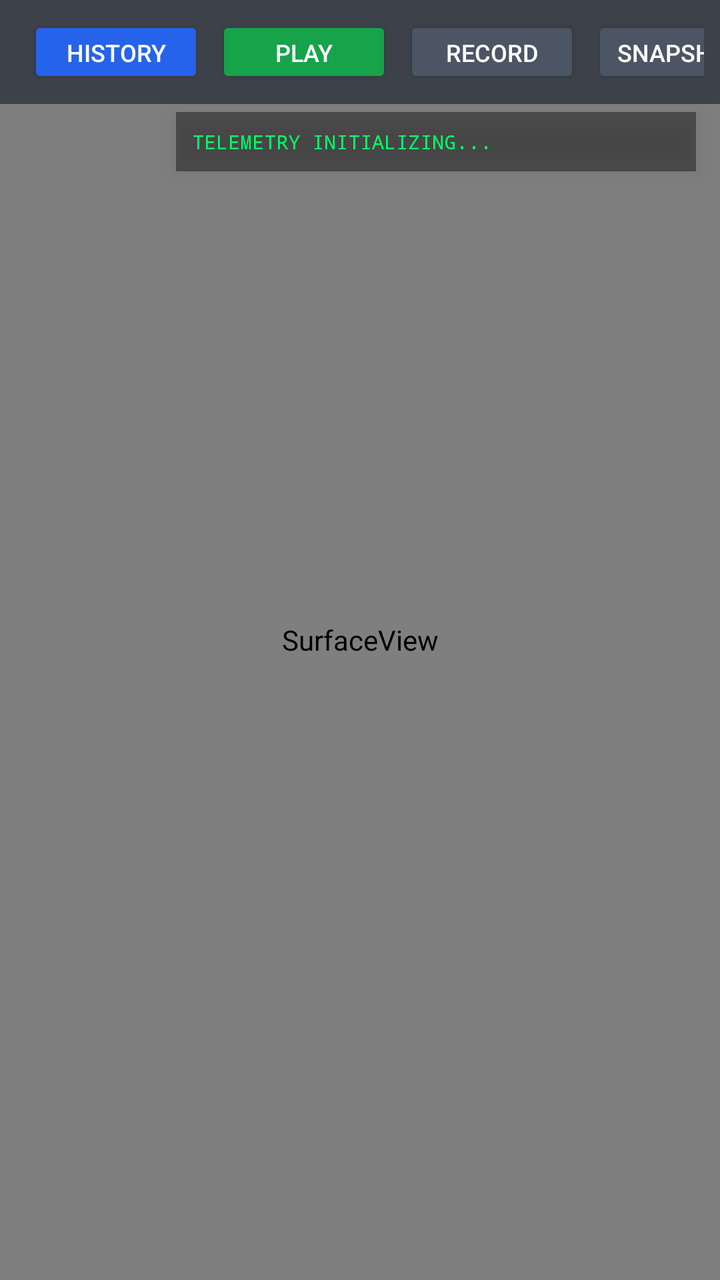
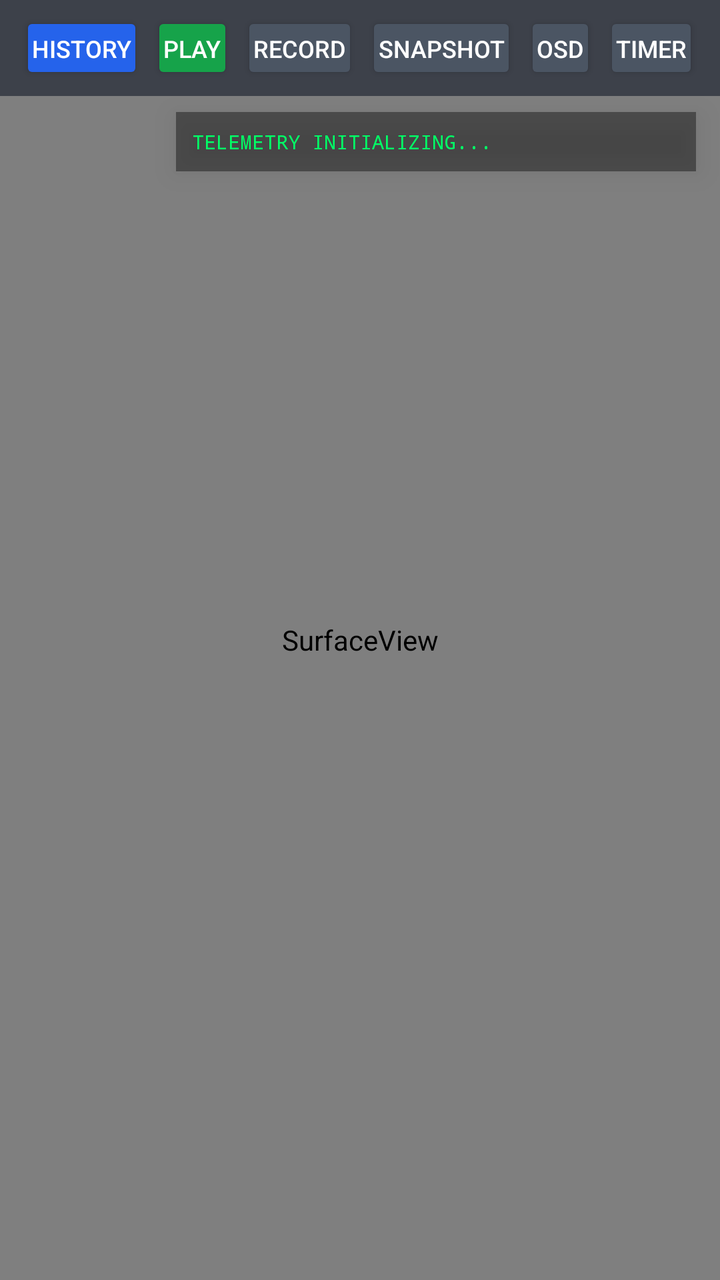

Two renders of the same Android screen: before a commit and after it. Below are the layout's source before the change and the commit's diff.
<!-- AndroidManifest.xml: application theme Theme.UltraLowLatencyPlayer -->
<!-- res/layout/activity_main.xml -->
<?xml version="1.0" encoding="utf-8"?>
<androidx.constraintlayout.widget.ConstraintLayout
    xmlns:android="http://schemas.android.com/apk/res/android"
    xmlns:app="http://schemas.android.com/apk/res-auto"
    android:id="@+id/rootLayout"
    android:layout_width="match_parent"
    android:layout_height="match_parent"
    android:background="@color/black"
    android:keepScreenOn="true">

    
    <SurfaceView
        android:id="@+id/videoSurface"
        android:layout_width="match_parent"
        android:layout_height="match_parent"
        app:layout_constraintTop_toTopOf="parent"
        app:layout_constraintBottom_toBottomOf="parent"
        app:layout_constraintStart_toStartOf="parent"
        app:layout_constraintEnd_toEndOf="parent" />

    
    <LinearLayout
        android:id="@+id/controlBar"
        android:layout_width="match_parent"
        android:layout_height="wrap_content"
        android:orientation="horizontal"
        android:background="@color/control_bar_bg"
        android:padding="8dp"
        android:gravity="center_vertical"
        app:layout_constraintTop_toTopOf="parent">

        <EditText
            android:id="@+id/etUrl"
            android:layout_width="0dp"
            android:layout_height="wrap_content"
            android:layout_weight="1"
            android:hint="@string/default_rtsp_url"
            android:textColorHint="#FFAAAAAA"
            android:textColor="@color/white"
            android:textSize="14sp"
            android:singleLine="true"
            android:imeOptions="actionDone"
            android:background="#33FFFFFF"
            android:padding="8dp"
            android:focusable="true" />

        <Button
            android:id="@+id/btnHistory"
            android:layout_width="wrap_content"
            android:layout_height="36dp"
            android:layout_marginStart="6dp"
            android:text="@string/history"
            android:textSize="12sp"
            android:textColor="@color/white"
            android:backgroundTint="@color/accent_blue"
            android:focusable="true" />

        <Button
            android:id="@+id/btnPlayStop"
            android:layout_width="wrap_content"
            android:layout_height="36dp"
            android:layout_marginStart="6dp"
            android:text="@string/connect"
            android:textSize="12sp"
            android:textColor="@color/white"
            android:backgroundTint="@color/accent_green"
            android:focusable="true" />

        <Button
            android:id="@+id/btnRecord"
            android:layout_width="wrap_content"
            android:layout_height="36dp"
            android:layout_marginStart="6dp"
            android:text="@string/record"
            android:textSize="12sp"
            android:textColor="@color/white"
            android:backgroundTint="#FF4B5563"
            android:focusable="true" />

        <Button
            android:id="@+id/btnSnapshot"
            android:layout_width="wrap_content"
            android:layout_height="36dp"
            android:layout_marginStart="6dp"
            android:text="@string/snapshot"
            android:textSize="12sp"
            android:textColor="@color/white"
            android:backgroundTint="#FF4B5563"
            android:focusable="true" />

        <Button
            android:id="@+id/btnSettings"
            android:layout_width="wrap_content"
            android:layout_height="36dp"
            android:layout_marginStart="6dp"
            android:text="@string/settings"
            android:textSize="12sp"
            android:textColor="@color/white"
            android:backgroundTint="#FF374151"
            android:focusable="true" />
    </LinearLayout>

    
    <TextView
        android:id="@+id/tvDisconnectionWarning"
        android:layout_width="wrap_content"
        android:layout_height="wrap_content"
        android:layout_marginTop="56dp"
        android:text="@string/disconnection_warning"
        android:textColor="@color/amber_text"
        android:textSize="14sp"
        android:textStyle="bold"
        android:background="@color/amber_warning"
        android:paddingStart="16dp"
        android:paddingEnd="16dp"
        android:paddingTop="6dp"
        android:paddingBottom="6dp"
        android:elevation="10dp"
        android:visibility="gone"
        app:layout_constraintTop_toTopOf="parent"
        app:layout_constraintStart_toStartOf="parent"
        app:layout_constraintEnd_toEndOf="parent" />

    
    <ScrollView
        android:id="@+id/osdContainer"
        android:layout_width="260dp"
        android:layout_height="wrap_content"
        android:layout_marginTop="56dp"
        android:layout_marginEnd="12dp"
        android:background="@color/osd_background"
        android:padding="8dp"
        android:elevation="8dp"
        app:layout_constraintTop_toTopOf="parent"
        app:layout_constraintEnd_toEndOf="parent">

        <TextView
            android:id="@+id/tvOsdContent"
            android:layout_width="match_parent"
            android:layout_height="wrap_content"
            android:fontFamily="monospace"
            android:textColor="@color/osd_text"
            android:textSize="10sp"
            android:lineSpacingExtra="2dp"
            android:text="TELEMETRY INITIALIZING..." />
    </ScrollView>

</androidx.constraintlayout.widget.ConstraintLayout>
<!-- resources referenced by this layout -->
<resources>
  <color name="accent_blue">#FF2563EB</color>
  <color name="accent_green">#FF16A34A</color>
  <color name="amber_text">#FFFFFBEB</color>
  <color name="amber_warning">#CCB45309</color>
  <color name="black">#FF000000</color>
  <color name="control_bar_bg">#99111827</color>
  <color name="osd_background">#66000000</color>
  <color name="osd_text">#FF00FF66</color>
  <color name="white">#FFFFFFFF</color>
  <string name="connect">Play</string>
  <string name="default_rtsp_url">rtsp://192.168.1.100:554/live</string>
  <string name="disconnection_warning">⚠️ Disconnection (Reconnecting...)</string>
  <string name="history">History</string>
  <string name="record">Record</string>
  <string name="settings">Settings</string>
  <string name="snapshot">Snapshot</string>
  <style name="Theme.UltraLowLatencyPlayer" parent="Theme.AppCompat.NoActionBar">
          <item name="android:windowFullscreen">true</item>
          <item name="android:windowContentOverlay">@null</item>
          <item name="android:windowBackground">@color/black</item>
          <item name="android:navigationBarColor">@color/black</item>
          <item name="android:statusBarColor">@color/black</item>
      </style>
</resources>

<!-- the commit's change to res/layout/activity_main.xml (unified diff, before → after) -->
@@ -25,7 +25,7 @@
         android:layout_height="wrap_content"
         android:orientation="horizontal"
         android:background="@color/control_bar_bg"
-        android:padding="8dp"
+        android:padding="6dp"
         android:gravity="center_vertical"
         app:layout_constraintTop_toTopOf="parent">
 
@@ -37,18 +37,21 @@
             android:hint="@string/default_rtsp_url"
             android:textColorHint="#FFAAAAAA"
             android:textColor="@color/white"
-            android:textSize="14sp"
+            android:textSize="13sp"
             android:singleLine="true"
             android:imeOptions="actionDone"
             android:background="#33FFFFFF"
-            android:padding="8dp"
+            android:padding="6dp"
             android:focusable="true" />
 
         <Button
             android:id="@+id/btnHistory"
             android:layout_width="wrap_content"
             android:layout_height="36dp"
-            android:layout_marginStart="6dp"
+            android:layout_marginStart="4dp"
+            android:paddingStart="6dp"
+            android:paddingEnd="6dp"
+            android:minWidth="0dp"
             android:text="@string/history"
             android:textSize="12sp"
             android:textColor="@color/white"
@@ -59,7 +62,10 @@
             android:id="@+id/btnPlayStop"
             android:layout_width="wrap_content"
             android:layout_height="36dp"
-            android:layout_marginStart="6dp"
+            android:layout_marginStart="4dp"
+            android:paddingStart="6dp"
+            android:paddingEnd="6dp"
+            android:minWidth="0dp"
             android:text="@string/connect"
             android:textSize="12sp"
             android:textColor="@color/white"
@@ -70,7 +76,10 @@
             android:id="@+id/btnRecord"
             android:layout_width="wrap_content"
             android:layout_height="36dp"
-            android:layout_marginStart="6dp"
+            android:layout_marginStart="4dp"
+            android:paddingStart="6dp"
+            android:paddingEnd="6dp"
+            android:minWidth="0dp"
             android:text="@string/record"
             android:textSize="12sp"
             android:textColor="@color/white"
@@ -81,7 +90,10 @@
             android:id="@+id/btnSnapshot"
             android:layout_width="wrap_content"
             android:layout_height="36dp"
-            android:layout_marginStart="6dp"
+            android:layout_marginStart="4dp"
+            android:paddingStart="6dp"
+            android:paddingEnd="6dp"
+            android:minWidth="0dp"
             android:text="@string/snapshot"
             android:textSize="12sp"
             android:textColor="@color/white"
@@ -89,10 +101,41 @@
             android:focusable="true" />
 
         <Button
+            android:id="@+id/btnOsd"
+            android:layout_width="wrap_content"
+            android:layout_height="36dp"
+            android:layout_marginStart="4dp"
+            android:paddingStart="6dp"
+            android:paddingEnd="6dp"
+            android:minWidth="0dp"
+            android:text="@string/osd"
+            android:textSize="12sp"
+            android:textColor="@color/white"
+            android:backgroundTint="#FF4B5563"
+            android:focusable="true" />
+
+        <Button
+            android:id="@+id/btnTimer"
+            android:layout_width="wrap_content"
+            android:layout_height="36dp"
+            android:layout_marginStart="4dp"
+            android:paddingStart="6dp"
+            android:paddingEnd="6dp"
+            android:minWidth="0dp"
+            android:text="@string/timer"
+            android:textSize="12sp"
+            android:textColor="@color/white"
+            android:backgroundTint="#FF4B5563"
+            android:focusable="true" />
+
+        <Button
             android:id="@+id/btnSettings"
             android:layout_width="wrap_content"
             android:layout_height="36dp"
-            android:layout_marginStart="6dp"
+            android:layout_marginStart="4dp"
+            android:paddingStart="6dp"
+            android:paddingEnd="6dp"
+            android:minWidth="0dp"
             android:text="@string/settings"
             android:textSize="12sp"
             android:textColor="@color/white"
@@ -145,4 +188,41 @@
             android:text="TELEMETRY INITIALIZING..." />
     </ScrollView>
 
+    
+    <LinearLayout
+        android:id="@+id/stopwatchContainer"
+        android:layout_width="wrap_content"
+        android:layout_height="wrap_content"
+        android:orientation="horizontal"
+        android:background="#D0111827"
+        android:paddingStart="14dp"
+        android:paddingEnd="14dp"
+        android:paddingTop="6dp"
+        android:paddingBottom="6dp"
+        android:elevation="12dp"
+        android:visibility="gone"
+        android:gravity="center_vertical"
+        app:layout_constraintBottom_toBottomOf="parent"
+        app:layout_constraintStart_toStartOf="parent"
+        android:layout_marginStart="20dp"
+        android:layout_marginBottom="20dp">
+
+        <TextView
+            android:layout_width="wrap_content"
+            android:layout_height="wrap_content"
+            android:text="⏱ "
+            android:textSize="20sp" />
+
+        <TextView
+            android:id="@+id/tvStopwatch"
+            android:layout_width="wrap_content"
+            android:layout_height="wrap_content"
+            android:fontFamily="monospace"
+            android:textColor="#FF00FF66"
+            android:textSize="26sp"
+            android:textStyle="bold"
+            android:letterSpacing="0.04"
+            android:text="00:00:00:000" />
+    </LinearLayout>
+
 </androidx.constraintlayout.widget.ConstraintLayout>
<!-- resource entries referenced after the edit -->
@@ -13,9 +13,11 @@
   <string name="default_rtsp_url">rtsp://192.168.1.100:554/live</string>
   <string name="disconnection_warning">⚠️ Disconnection (Reconnecting...)</string>
   <string name="history">History</string>
+  <string name="osd">OSD</string>
   <string name="record">Record</string>
   <string name="settings">Settings</string>
   <string name="snapshot">Snapshot</string>
+  <string name="timer">Timer</string>
   <style name="Theme.UltraLowLatencyPlayer" parent="Theme.AppCompat.NoActionBar">
           <item name="android:windowFullscreen">true</item>
           <item name="android:windowContentOverlay">@null</item>
